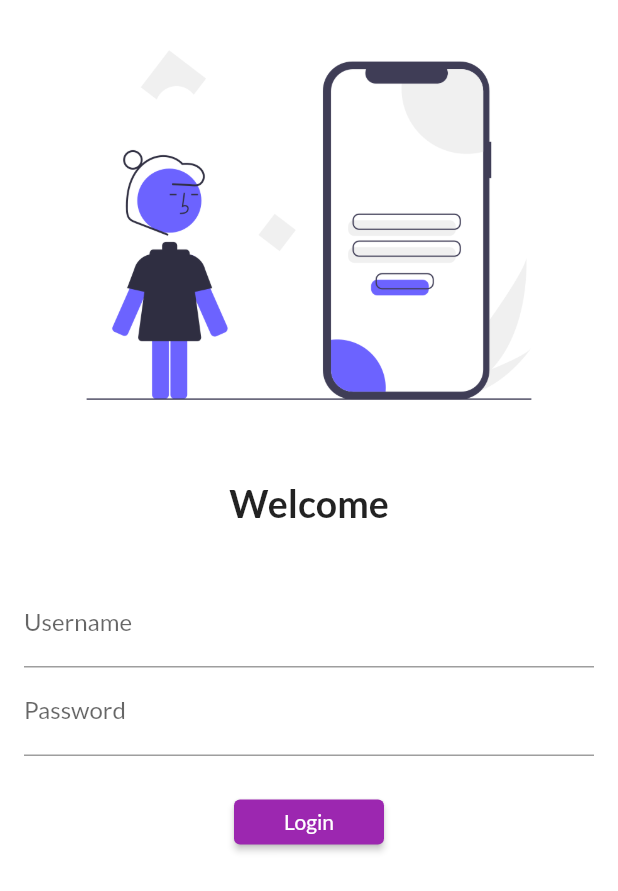
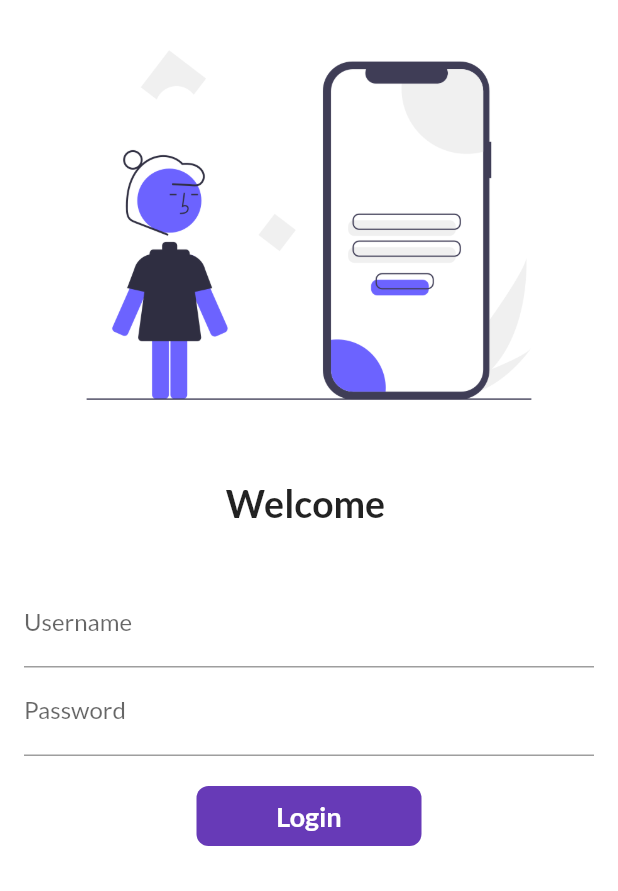
Before and after one commit to yashg019/30daysofFlutter, a Flutter app: the screen it shows after launch, on a phone screen of 412 x 824 dp. Shown: the top 891 px of the screen. Run offline on Flutter 3.47's test engine with Material 2 defaults, Android fonts, the phone set to English and light mode, and no system bars; our stand-ins replace google_fonts.

Commit message:
Day 6 completed

```diff
--- a/analysis_options.yaml
+++ b/analysis_options.yaml
@@ -7,7 +7,7 @@
 
 # The following line activates a set of recommended lints for Flutter apps,
 # packages, and plugins designed to encourage good coding practices.
-include: package:flutter_lints/flutter.yaml
+#include: package:flutter_lints/flutter.yaml
 
 linter:
   # The lint rules applied to this project can be customized in the
@@ -24,6 +24,5 @@ linter:
   rules:
     # avoid_print: false  # Uncomment to disable the `avoid_print` rule
     # prefer_single_quotes: true  # Uncomment to enable the `prefer_single_quotes` rule
-
 # Additional information about this file can be found at
 # https://dart.dev/guides/language/analysis-options
--- a/lib/page/login_page.dart
+++ b/lib/page/login_page.dart
@@ -1,7 +1,14 @@
 import 'package:flutter/material.dart';
 import 'package:flutter_application/utils/routes.dart';
 
-class LoginPage extends StatelessWidget {
+class LoginPage extends StatefulWidget {
+  @override
+  State<LoginPage> createState() => _LoginPageState();
+}
+
+class _LoginPageState extends State<LoginPage> {
+  String name = "";
+  bool changeButton = false;
   @override
   Widget build(BuildContext context) {
     return Material(
@@ -14,7 +21,7 @@ class LoginPage extends StatelessWidget {
             SizedBox(
               height: 20.0,
             ),
-            Text("Welcome",
+            Text("Welcome $name",
                 style: TextStyle(fontSize: 25, fontWeight: FontWeight.bold)),
             SizedBox(
               height: 20.0,
@@ -28,6 +35,10 @@ class LoginPage extends StatelessWidget {
                       hintText: "Enter Username",
                       labelText: "Username",
                     ),
+                    onChanged: (value) {
+                      name = value;
+                      setState(() {});
+                    },
                   ),
                   TextFormField(
                     obscureText: true,
@@ -39,13 +50,43 @@ class LoginPage extends StatelessWidget {
                   SizedBox(
                     height: 20.0,
                   ),
-                  ElevatedButton(
-                    child: Text("Login"),
-                    style: TextButton.styleFrom(minimumSize: Size(100, 30)),
-                    onPressed: () {
+                  InkWell(
+                    onTap: () async {
+                      setState(() {
+                        changeButton = true;
+                      });
+                      await Future.delayed(Duration(seconds: 1));
                       Navigator.pushNamed(context, MyRoutes.homeRoute);
                     },
-                  )
+                    child: AnimatedContainer(
+                      duration: Duration(seconds: 1),
+                      width: changeButton ? 50 : 150,
+                      height: 40.0,
+                      alignment: Alignment.center,
+                      child: changeButton
+                          ? Icon(
+                              Icons.done,
+                              color: Colors.white,
+                            )
+                          : Text("Login",
+                              style: TextStyle(
+                                  color: Colors.white,
+                                  fontWeight: FontWeight.bold,
+                                  fontSize: 18)),
+                      decoration: BoxDecoration(
+                        color: Colors.deepPurple,
+                        borderRadius:
+                            BorderRadius.circular(changeButton ? 50 : 8),
+                      ),
+                    ),
+                  ),
+                  // ElevatedButton(
+                  //   child: Text("Login"),
+                  //   style: TextButton.styleFrom(minimumSize: Size(100, 30)),
+                  //   onPressed: () {
+                  //     Navigator.pushNamed(context, MyRoutes.homeRoute);
+                  //   },
+                  // )
                 ],
               ),
             )
```
